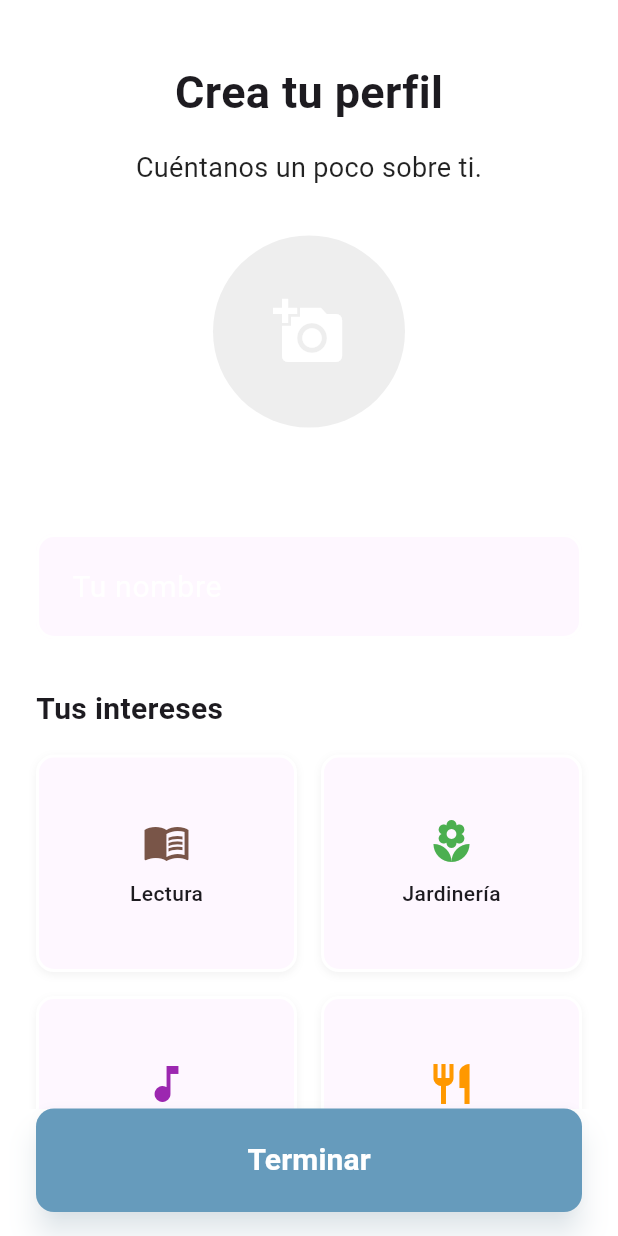
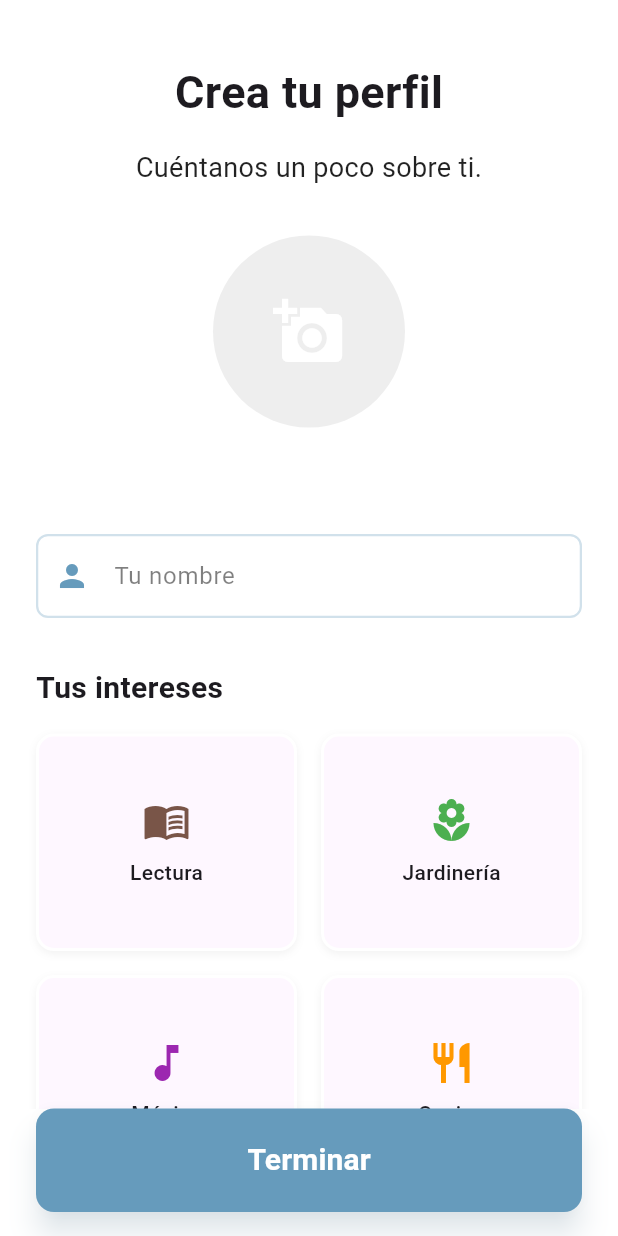
Before and after one commit to FernandaRubio74/vinculo, a Flutter app: the RegisterElderlyScreen screen opened by its route, on a phone screen of 412 x 824 dp. Run offline on Flutter 3.47's test engine with Material 3 defaults, Android fonts, the phone set to English and light mode, and no system bars; our stand-ins replace google_fonts; Roboto replaces fonts that are missing (Public Sans).

Commit message:
Refactor register screens to use CustomTextField for improved consistency and styling

```diff
--- a/lib/screens/elderly/register_elderly_screen.dart
+++ b/lib/screens/elderly/register_elderly_screen.dart
@@ -1,5 +1,6 @@
 import 'package:flutter/material.dart';
 import 'package:vinculo/utils/constants.dart';
+import 'package:vinculo/widgets/custom_text_field.dart';
 
 class RegisterElderlyScreen extends StatefulWidget {
   const RegisterElderlyScreen({super.key});
@@ -170,44 +171,11 @@ class _RegisterElderlyScreenState extends State<RegisterElderlyScreen> {
                     // Campo de nombre
                     Container(
                       constraints: const BoxConstraints(maxWidth: 400),
-                      child: TextField(
+                      child: CustomTextField(
                         controller: _nameController,
-                        style: TextStyle(
-                          fontSize: 20,
-                          color: Theme.of(context).colorScheme.onSurface,
-                          fontFamily: 'Public Sans',
-                        ),
-                        decoration: InputDecoration(
-                          hintText: 'Tu nombre',
-                          hintStyle: TextStyle(
-                            color: isDark ? AppConstants.textColor : AppConstants.backgroundColor,
-                            fontSize: 20,
-                          ),
-                          filled: true,
-                          fillColor: Theme.of(context).colorScheme.surface,
-                          border: OutlineInputBorder(
-                            borderRadius: BorderRadius.circular(12),
-                            borderSide: BorderSide(
-                              color: isDark ? AppConstants.textColor : AppConstants.backgroundColor,
-                              width: 2,
-                            ),
-                          ),
-                          enabledBorder: OutlineInputBorder(
-                            borderRadius: BorderRadius.circular(12),
-                            borderSide: BorderSide(
-                              color: isDark ? AppConstants.textColor : AppConstants.backgroundColor,
-                              width: 2,
-                            ),
-                          ),
-                          focusedBorder: OutlineInputBorder(
-                            borderRadius: BorderRadius.circular(12),
-                            borderSide: const BorderSide(
-                              color: AppConstants.primaryColor,
-                              width: 2,
-                            ),
-                          ),
-                          contentPadding: const EdgeInsets.all(20),
-                        ),
+                        hintText: 'Tu nombre',
+                        prefixIcon: Icons.person,
+                        keyboardType: TextInputType.name,
                       ),
                     ),
 
@@ -259,7 +227,7 @@ class _RegisterElderlyScreenState extends State<RegisterElderlyScreen> {
                                   boxShadow: isSelected
                                       ? [
                                           BoxShadow(
-                                            color: AppConstants.primaryColor.withOpacity(0.3),
+                                            color: AppConstants.hintColor,
                                             blurRadius: 8,
                                             spreadRadius: 0,
                                           ),
@@ -350,45 +318,11 @@ class _RegisterElderlyScreenState extends State<RegisterElderlyScreen> {
 
                         Container(
                           constraints: const BoxConstraints(maxWidth: 400),
-                          child: TextField(
+                          child: CustomTextField(
                             controller: _bioController,
-                            maxLines: 4,
-                            style: TextStyle(
-                              fontSize: 16,
-                              color: Theme.of(context).colorScheme.onSurface,
-                              fontFamily: 'Public Sans',
-                            ),
-                            decoration: InputDecoration(
-                              hintText: 'Escribe aquí...',
-                              hintStyle: TextStyle(
-                                color: isDark ? AppConstants.textColor : AppConstants.backgroundColor,
-                                fontSize: 16,
-                              ),
-                              filled: true,
-                              fillColor: Theme.of(context).colorScheme.surface,
-                              border: OutlineInputBorder(
-                                borderRadius: BorderRadius.circular(12),
-                                borderSide: BorderSide(
-                                  color: isDark ? AppConstants.textColor : AppConstants.backgroundColor,
-                                  width: 2,
-                                ),
-                              ),
-                              enabledBorder: OutlineInputBorder(
-                                borderRadius: BorderRadius.circular(12),
-                                borderSide: BorderSide(
-                                  color: isDark ? AppConstants.textColor : AppConstants.backgroundColor,
-                                  width: 2,
-                                ),
-                              ),
-                              focusedBorder: OutlineInputBorder(
-                                borderRadius: BorderRadius.circular(12),
-                                borderSide: const BorderSide(
-                                  color: AppConstants.primaryColor,
-                                  width: 2,
-                                ),
-                              ),
-                              contentPadding: const EdgeInsets.all(16),
-                            ),
+                            hintText: 'Escribe aquí...',
+                            prefixIcon: Icons.edit,
+                            keyboardType: TextInputType.multiline,
                           ),
                         ),
                       ],
```
Also changed, not shown: lib/screens/register_screen.dart (+10 -52 lines).
